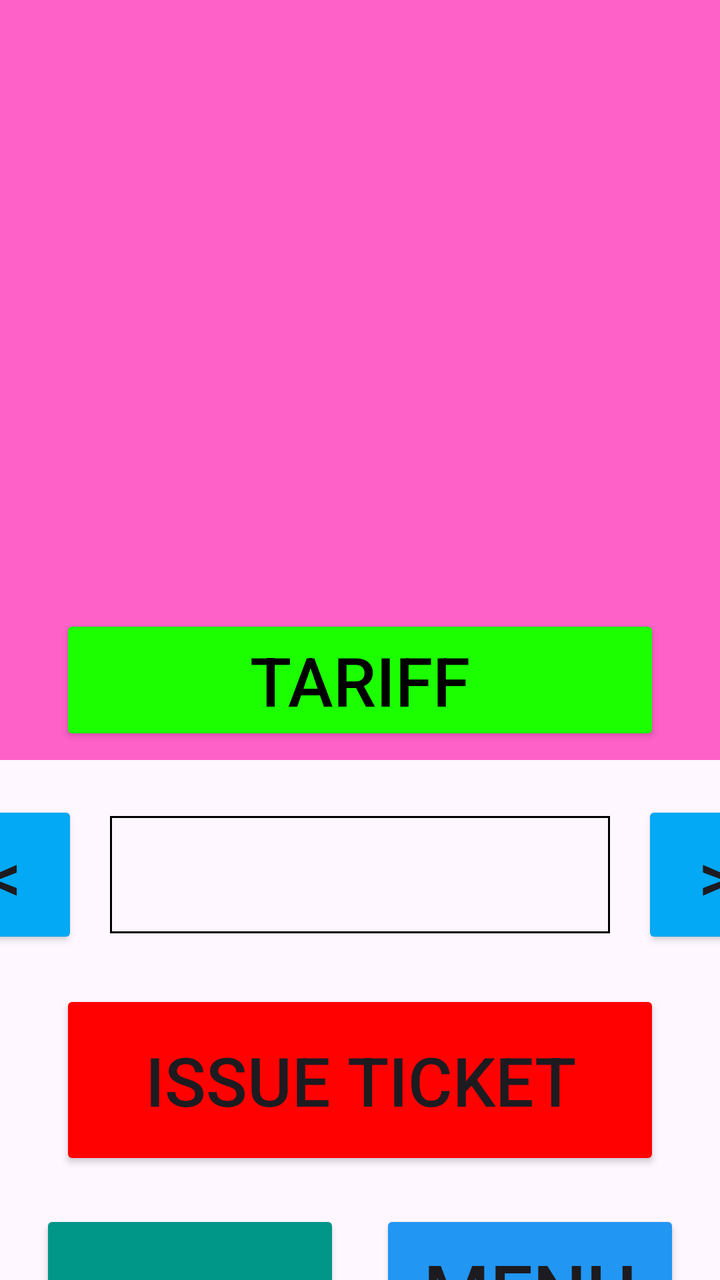
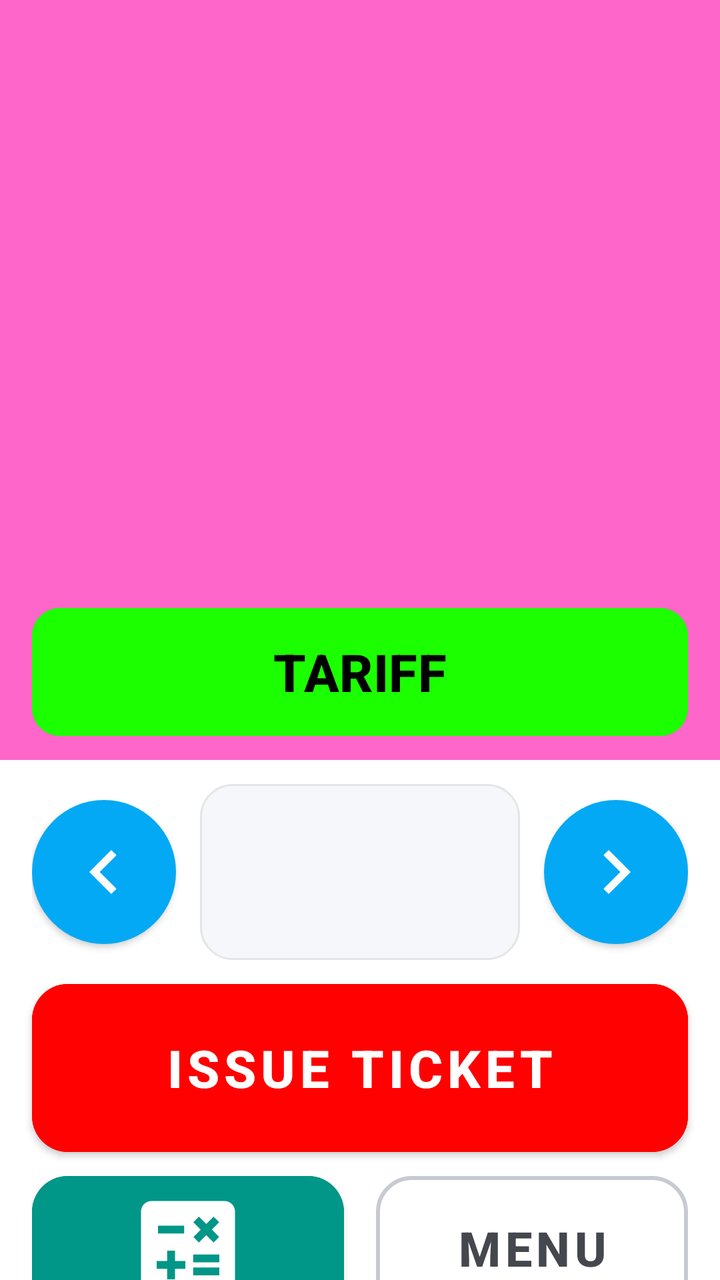

Two renders of the same Android screen: before a commit and after it. Below are the layout's source before the change and the commit's diff.
<!-- AndroidManifest.xml: application theme Theme.BusTicketPOS -->
<!-- res/layout/fragment_children_ticket.xml -->
<?xml version="1.0" encoding="utf-8"?>
<LinearLayout xmlns:android="http://schemas.android.com/apk/res/android"
    xmlns:app="http://schemas.android.com/apk/res-auto"
    xmlns:tools="http://schemas.android.com/tools"
    android:layout_width="match_parent"
    android:layout_height="match_parent"
    android:orientation="vertical" >

    <LinearLayout
        android:layout_width="match_parent"
        android:layout_height="300dp"
        android:background="#9AFF02A6"
        android:orientation="vertical">

        <LinearLayout
            android:id="@+id/fare_row1"
            android:layout_width="match_parent"
            android:layout_height="100dp"
            android:gravity="center"
            android:orientation="horizontal"
            android:paddingTop="20dp">

        </LinearLayout>

        <LinearLayout
            android:id="@+id/fare_row2"
            android:layout_width="match_parent"
            android:layout_height="100dp"
            android:gravity="center"
            android:orientation="horizontal"
            android:paddingTop="10dp">

        </LinearLayout>

        <LinearLayout
            android:id="@+id/fare_row3"
            android:layout_width="match_parent"
            android:layout_height="100dp"
            android:gravity="center"
            android:orientation="horizontal"
            android:paddingTop="10dp">

        </LinearLayout>

    </LinearLayout>

    <LinearLayout
        android:layout_width="match_parent"
        android:layout_height="80dp"
        android:background="#9AFF02A6"
        android:gravity="center_horizontal|center_vertical"
        android:orientation="vertical">

        <Button
            android:id="@+id/btn_see_tariffs"
            android:layout_width="match_parent"
            android:layout_height="wrap_content"
            android:layout_marginLeft="30dp"
            android:layout_marginRight="30dp"
            android:backgroundTint="#1bff00"
            android:text="TARIFF"
            android:textColor="#000000"
            android:textSize="34sp"
            app:cornerRadius="0dp" />
    </LinearLayout>

    <LinearLayout
        android:id="@+id/stage_selector"
        android:layout_width="match_parent"
        android:layout_height="115dp"
        android:gravity="center"
        android:orientation="horizontal">

        <Button
            android:id="@+id/button_left"
            android:layout_width="74dp"
            android:layout_height="74dp"
            android:backgroundTint="#03A9F4"
            android:paddingLeft="0dp"
            android:paddingTop="0dp"
            android:paddingRight="0dp"
            android:paddingBottom="0dp"
            android:text="@string/left"
            android:textSize="34sp"
            app:cornerRadius="0dp"
            app:layout_constraintStart_toStartOf="parent"
            app:layout_constraintTop_toTopOf="parent" />

        <TextView
            android:id="@+id/view_stage"
            android:layout_width="250dp"
            android:layout_height="wrap_content"
            android:layout_marginHorizontal="16dp"
            android:background="@drawable/textview_border"
            android:ellipsize="end"
            android:gravity="center"
            android:singleLine="true"
            android:textColor="#000000"
            android:textSize="38sp"
            app:layout_constraintEnd_toStartOf="@id/button_right"
            app:layout_constraintStart_toEndOf="@id/button_left"
            app:layout_constraintTop_toTopOf="parent" />

        <Button
            android:id="@+id/button_right"
            android:layout_width="74dp"
            android:layout_height="74dp"
            android:backgroundTint="#03A9F4"
            android:paddingLeft="0dp"
            android:paddingTop="0dp"
            android:paddingRight="0dp"
            android:paddingBottom="0dp"
            android:text="@string/right"
            android:textSize="34sp"
            app:cornerRadius="0dp"
            app:layout_constraintEnd_toEndOf="parent"
            app:layout_constraintTop_toTopOf="parent" />


    </LinearLayout>

    <LinearLayout
        android:layout_width="match_parent"
        android:layout_height="wrap_content"
        android:gravity="center_vertical"
        android:orientation="vertical">

        <Button
            android:id="@+id/btn_print"
            android:layout_width="match_parent"
            android:layout_height="90dp"
            android:layout_marginLeft="30dp"
            android:layout_marginRight="30dp"
            android:layout_marginBottom="20dp"
            android:backgroundTint="#FF0101"
            android:text="ISSUE TICKET"
            android:textSize="34sp"
            app:cornerRadius="0dp" />

        <LinearLayout
            android:layout_width="match_parent"
            android:layout_height="wrap_content"
            android:orientation="horizontal"
            android:paddingLeft="20dp"
            android:paddingRight="20dp">

            <Button
                android:id="@+id/btn_calculator"
                android:layout_width="0dp"
                android:layout_height="80dp"
                android:layout_marginRight="10dp"
                android:layout_weight="1"
                android:backgroundTint="#009688"
                android:contentDescription="Calculator"
                android:text=""
                android:textSize="38sp"
                app:cornerRadius="0dp"
                app:icon="@drawable/calculator_icon_foreground"
                app:iconGravity="textStart"
                app:iconPadding="0dp"
                app:iconSize="120sp" />

            <Button
                android:id="@+id/btn_menu"
                android:layout_width="0dp"
                android:layout_height="80dp"
                android:layout_marginLeft="10dp"
                android:layout_weight="1"
                android:backgroundTint="#2196F3"
                android:text="@string/str_menu"
                android:textSize="38sp"
                app:cornerRadius="0dp"
                app:iconPadding="0dp" />

        </LinearLayout>

    </LinearLayout>

    <LinearLayout
        android:layout_width="match_parent"
        android:layout_height="50dp"
        android:layout_marginTop="15dp"
        android:orientation="horizontal">

        <TextView
            android:id="@+id/total_amount"
            android:layout_width="wrap_content"
            android:layout_height="match_parent"
            android:layout_weight="1"
            android:text="Rs XXXX"
            android:textAlignment="center"
            android:textColor="#000000"
            android:textSize="35sp"
            android:textStyle="bold" />

        <ImageButton
            android:id="@+id/btn_view_amount"
            android:layout_width="100dp"
            android:layout_height="match_parent"
            android:backgroundTint="#00FFFFFF"
            android:contentDescription="Amount Visibility"
            android:padding="0dp"
            android:paddingHorizontal="0dp"
            android:paddingVertical="0dp"
            android:paddingStart="0dp"
            android:paddingLeft="0dp"
            android:paddingTop="0dp"
            android:paddingEnd="0dp"
            android:paddingRight="0dp"
            android:paddingBottom="0dp"
            android:scaleType="fitCenter"
            app:srcCompat="@drawable/baseline_remove_red_eye_24_black" />

    </LinearLayout>

</LinearLayout>
<!-- resources referenced by this layout -->
<resources>
  <!-- drawable textview_border (drawable) -->
  <?xml version="1.0" encoding="utf-8"?>
  <shape xmlns:android="http://schemas.android.com/apk/res/android"
      android:shape="rectangle">
  
      
      <solid android:color="@android:color/transparent" />
  
      
      <stroke
          android:width="1dp"
          android:color="@android:color/black" />
  
      
      <padding
          android:left="4dp"
          android:top="4dp"
          android:right="4dp"
          android:bottom="4dp" />
  </shape>
  <string name="left">&lt;</string>
  <string name="right">&gt;</string>
  <string name="str_menu">Menu</string>
  <!-- unchanged entries left out for length: 9 -->
</resources>

<!-- the commit's change to res/layout/fragment_children_ticket.xml (unified diff, before → after) -->
@@ -1,16 +1,21 @@
 <?xml version="1.0" encoding="utf-8"?>
 <LinearLayout xmlns:android="http://schemas.android.com/apk/res/android"
     xmlns:app="http://schemas.android.com/apk/res-auto"
-    xmlns:tools="http://schemas.android.com/tools"
     android:layout_width="match_parent"
     android:layout_height="match_parent"
-    android:orientation="vertical" >
+    android:background="@color/ui_surface"
+    android:orientation="vertical">
 
+    
     <LinearLayout
         android:layout_width="match_parent"
-        android:layout_height="300dp"
-        android:background="#9AFF02A6"
-        android:orientation="vertical">
+        android:layout_height="wrap_content"
+        android:layout_marginStart="0dp"
+        android:layout_marginTop="0dp"
+        android:layout_marginEnd="0dp"
+        android:background="@drawable/bg_fare_panel_child"
+        android:orientation="vertical"
+        android:paddingBottom="12dp">
 
         <LinearLayout
             android:id="@+id/fare_row1"
@@ -18,9 +23,7 @@
             android:layout_height="100dp"
             android:gravity="center"
             android:orientation="horizontal"
-            android:paddingTop="20dp">
-
-        </LinearLayout>
+            android:paddingTop="12dp" />
 
         <LinearLayout
             android:id="@+id/fare_row2"
@@ -28,9 +31,7 @@
             android:layout_height="100dp"
             android:gravity="center"
             android:orientation="horizontal"
-            android:paddingTop="10dp">
-
-        </LinearLayout>
+            android:paddingTop="10dp" />
 
         <LinearLayout
             android:id="@+id/fare_row3"
@@ -38,179 +39,137 @@
             android:layout_height="100dp"
             android:gravity="center"
             android:orientation="horizontal"
-            android:paddingTop="10dp">
+            android:paddingTop="10dp" />
 
-        </LinearLayout>
-
+        <com.google.android.material.button.MaterialButton
+            android:id="@+id/btn_see_tariffs"
+            android:layout_width="match_parent"
+            android:layout_height="64dp"
+            android:layout_marginStart="16dp"
+            android:layout_marginTop="4dp"
+            android:layout_marginEnd="16dp"
+            android:backgroundTint="#1bff00"
+            android:insetTop="0dp"
+            android:insetBottom="0dp"
+            android:text="@string/tariff"
+            android:textColor="#000000"
+            android:textSize="@dimen/ui_text_tile"
+            android:textStyle="bold"
+            app:cornerRadius="14dp" />
     </LinearLayout>
 
-    <LinearLayout
-        android:layout_width="match_parent"
-        android:layout_height="80dp"
-        android:background="#9AFF02A6"
-        android:gravity="center_horizontal|center_vertical"
-        android:orientation="vertical">
-
-        <Button
-            android:id="@+id/btn_see_tariffs"
-            android:layout_width="match_parent"
-            android:layout_height="wrap_content"
-            android:layout_marginLeft="30dp"
-            android:layout_marginRight="30dp"
-            android:backgroundTint="#1bff00"
-            android:text="TARIFF"
-            android:textColor="#000000"
-            android:textSize="34sp"
-            app:cornerRadius="0dp" />
-    </LinearLayout>
-
+    
     <LinearLayout
         android:id="@+id/stage_selector"
         android:layout_width="match_parent"
-        android:layout_height="115dp"
-        android:gravity="center"
-        android:orientation="horizontal">
+        android:layout_height="wrap_content"
+        android:layout_marginTop="12dp"
+        android:gravity="center_vertical"
+        android:orientation="horizontal"
+        android:paddingStart="16dp"
+        android:paddingEnd="16dp">
 
-        <Button
+        <com.google.android.material.button.MaterialButton
             android:id="@+id/button_left"
-            android:layout_width="74dp"
-            android:layout_height="74dp"
-            android:backgroundTint="#03A9F4"
-            android:paddingLeft="0dp"
-            android:paddingTop="0dp"
-            android:paddingRight="0dp"
-            android:paddingBottom="0dp"
-            android:text="@string/left"
-            android:textSize="34sp"
-            app:cornerRadius="0dp"
-            app:layout_constraintStart_toStartOf="parent"
-            app:layout_constraintTop_toTopOf="parent" />
+            style="@style/FlowArrowButton"
+            android:contentDescription="Previous stage"
+            app:icon="@drawable/ic_chevron_left_24" />
 
         <TextView
             android:id="@+id/view_stage"
-            android:layout_width="250dp"
-            android:layout_height="wrap_content"
-            android:layout_marginHorizontal="16dp"
-            android:background="@drawable/textview_border"
-            android:ellipsize="end"
-            android:gravity="center"
-            android:singleLine="true"
-            android:textColor="#000000"
-            android:textSize="38sp"
-            app:layout_constraintEnd_toStartOf="@id/button_right"
-            app:layout_constraintStart_toEndOf="@id/button_left"
-            app:layout_constraintTop_toTopOf="parent" />
+            style="@style/FlowValueBox" />
 
-        <Button
+        <com.google.android.material.button.MaterialButton
             android:id="@+id/button_right"
-            android:layout_width="74dp"
-            android:layout_height="74dp"
-            android:backgroundTint="#03A9F4"
-            android:paddingLeft="0dp"
-            android:paddingTop="0dp"
-            android:paddingRight="0dp"
-            android:paddingBottom="0dp"
-            android:text="@string/right"
-            android:textSize="34sp"
-            app:cornerRadius="0dp"
-            app:layout_constraintEnd_toEndOf="parent"
-            app:layout_constraintTop_toTopOf="parent" />
+            style="@style/FlowArrowButton"
+            android:contentDescription="Next stage"
+            app:icon="@drawable/ic_chevron_right_24" />
+    </LinearLayout>
 
-
-    </LinearLayout>
+    <com.google.android.material.button.MaterialButton
+        android:id="@+id/btn_print"
+        style="@style/FlowPrimaryButton"
+        android:layout_height="84dp"
+        android:layout_marginStart="16dp"
+        android:layout_marginTop="12dp"
+        android:layout_marginEnd="16dp"
+        android:backgroundTint="#FF0101"
+        android:text="@string/issue_ticket"
+        android:textSize="@dimen/ui_text_tile" />
 
     <LinearLayout
         android:layout_width="match_parent"
         android:layout_height="wrap_content"
-        android:gravity="center_vertical"
-        android:orientation="vertical">
+        android:layout_marginTop="12dp"
+        android:orientation="horizontal"
+        android:paddingStart="16dp"
+        android:paddingEnd="16dp">
 
-        <Button
-            android:id="@+id/btn_print"
-            android:layout_width="match_parent"
-            android:layout_height="90dp"
-            android:layout_marginLeft="30dp"
-            android:layout_marginRight="30dp"
-            android:layout_marginBottom="20dp"
-            android:backgroundTint="#FF0101"
-            android:text="ISSUE TICKET"
-            android:textSize="34sp"
-            app:cornerRadius="0dp" />
+        <com.google.android.material.button.MaterialButton
+            android:id="@+id/btn_calculator"
+            style="@style/FlowPrimaryButton"
+            android:layout_width="0dp"
+            android:layout_height="72dp"
+            android:layout_marginEnd="8dp"
+            android:layout_weight="1"
+            android:backgroundTint="#009688"
+            android:contentDescription="Calculator"
+            android:text=""
+            app:icon="@drawable/calculator_icon_foreground"
+            app:iconGravity="textStart"
+            app:iconPadding="0dp"
+            app:iconSize="108dp" />
 
-        <LinearLayout
-            android:layout_width="match_parent"
-            android:layout_height="wrap_content"
-            android:orientation="horizontal"
-            android:paddingLeft="20dp"
-            android:paddingRight="20dp">
-
-            <Button
-                android:id="@+id/btn_calculator"
-                android:layout_width="0dp"
-                android:layout_height="80dp"
-                android:layout_marginRight="10dp"
-                android:layout_weight="1"
-                android:backgroundTint="#009688"
-                android:contentDescription="Calculator"
-                android:text=""
-                android:textSize="38sp"
-                app:cornerRadius="0dp"
-                app:icon="@drawable/calculator_icon_foreground"
-                app:iconGravity="textStart"
-                app:iconPadding="0dp"
-                app:iconSize="120sp" />
-
-            <Button
-                android:id="@+id/btn_menu"
-                android:layout_width="0dp"
-                android:layout_height="80dp"
-                android:layout_marginLeft="10dp"
-                android:layout_weight="1"
-                android:backgroundTint="#2196F3"
-                android:text="@string/str_menu"
-                android:textSize="38sp"
-                app:cornerRadius="0dp"
-                app:iconPadding="0dp" />
-
-        </LinearLayout>
-
+        <com.google.android.material.button.MaterialButton
+            android:id="@+id/btn_menu"
+            style="@style/FlowSecondaryButton"
+            android:layout_width="0dp"
+            android:layout_height="72dp"
+            android:layout_marginStart="8dp"
+            android:layout_weight="1"
+            android:text="MENU" />
     </LinearLayout>
 
+    
     <LinearLayout
         android:layout_width="match_parent"
-        android:layout_height="50dp"
-        android:layout_marginTop="15dp"
-        android:orientation="horizontal">
+        android:layout_height="60dp"
+        android:layout_marginStart="16dp"
+        android:layout_marginTop="12dp"
+        android:layout_marginEnd="16dp"
+        android:background="@drawable/bg_status_card"
+        android:gravity="center_vertical"
+        android:orientation="horizontal"
+        android:paddingStart="16dp"
+        android:paddingEnd="4dp">
+
+        <TextView
+            android:layout_width="wrap_content"
+            android:layout_height="wrap_content"
+            android:text="Shift total"
+            android:textColor="@color/ui_text_secondary"
+            android:textSize="@dimen/ui_text_subtitle" />
 
         <TextView
             android:id="@+id/total_amount"
-            android:layout_width="wrap_content"
-            android:layout_height="match_parent"
+            android:layout_width="0dp"
+            android:layout_height="wrap_content"
             android:layout_weight="1"
-            android:text="Rs XXXX"
-            android:textAlignment="center"
-            android:textColor="#000000"
-            android:textSize="35sp"
+            android:gravity="center"
+            android:text="@string/hidden_amount"
+            android:textColor="@color/ui_text_primary"
+            android:textSize="@dimen/ui_text_tile"
             android:textStyle="bold" />
 
         <ImageButton
             android:id="@+id/btn_view_amount"
-            android:layout_width="100dp"
+            android:layout_width="64dp"
             android:layout_height="match_parent"
-            android:backgroundTint="#00FFFFFF"
-            android:contentDescription="Amount Visibility"
-            android:padding="0dp"
-            android:paddingHorizontal="0dp"
-            android:paddingVertical="0dp"
-            android:paddingStart="0dp"
-            android:paddingLeft="0dp"
-            android:paddingTop="0dp"
-            android:paddingEnd="0dp"
-            android:paddingRight="0dp"
-            android:paddingBottom="0dp"
+            android:background="@android:color/transparent"
+            android:contentDescription="@string/amount_visibility"
+            android:padding="12dp"
             android:scaleType="fitCenter"
             app:srcCompat="@drawable/baseline_remove_red_eye_24_black" />
-
     </LinearLayout>
 
 </LinearLayout>
<!-- resource entries referenced after the edit -->
@@ -1,28 +1,114 @@
 <!-- resources referenced by this layout -->
 <resources>
-  <!-- drawable textview_border (drawable) -->
+  <color name="ui_surface">#FFFFFF</color>
+  <color name="ui_text_primary">#1A1C1E</color>
+  <color name="ui_text_secondary">#6B6F76</color>
+  <dimen name="ui_text_subtitle">16sp</dimen>
+  <dimen name="ui_text_tile">26sp</dimen>
+  <!-- drawable bg_fare_panel_child (drawable) -->
   <?xml version="1.0" encoding="utf-8"?>
   <shape xmlns:android="http://schemas.android.com/apk/res/android"
       android:shape="rectangle">
-  
-      
-      <solid android:color="@android:color/transparent" />
-  
-      
+      <solid android:color="@color/child_tab_selected_bg" />
+      />
+  </shape>
+  <!-- drawable bg_status_card (drawable) -->
+  <?xml version="1.0" encoding="utf-8"?>
+  <shape xmlns:android="http://schemas.android.com/apk/res/android"
+      android:shape="rectangle">
+      <solid android:color="#F5F7FA" />
       <stroke
           android:width="1dp"
-          android:color="@android:color/black" />
-  
-      
-      <padding
-          android:left="4dp"
-          android:top="4dp"
-          android:right="4dp"
-          android:bottom="4dp" />
+          android:color="#E3E5EA" />
+      <corners android:radius="16dp" />
   </shape>
-  <string name="left">&lt;</string>
-  <string name="right">&gt;</string>
-  <string name="str_menu">Menu</string>
+  <!-- drawable ic_chevron_left_24 (drawable) -->
+  <vector xmlns:android="http://schemas.android.com/apk/res/android"
+      android:width="24dp"
+      android:height="24dp"
+      android:tint="?attr/colorControlNormal"
+      android:viewportWidth="24"
+      android:viewportHeight="24">
+      <path
+          android:fillColor="@android:color/white"
+          android:pathData="M15.41,7.41L14,6l-6,6 6,6 1.41,-1.41L10.83,12z" />
+  </vector>
+  <!-- drawable ic_chevron_right_24 (drawable) -->
+  <vector xmlns:android="http://schemas.android.com/apk/res/android"
+      android:width="24dp"
+      android:height="24dp"
+      android:tint="?attr/colorControlNormal"
+      android:viewportWidth="24"
+      android:viewportHeight="24">
+      <path
+          android:fillColor="@android:color/white"
+          android:pathData="M10,6L8.59,7.41 13.17,12l-4.58,4.59L10,18l6,-6z" />
+  </vector>
+  <string name="amount_visibility">Amount Visibility</string>
+  <string name="hidden_amount">Rs XXXX</string>
+  <string name="issue_ticket">ISSUE TICKET</string>
+  <string name="tariff">TARIFF</string>
+  <style name="FlowArrowButton" parent="Widget.MaterialComponents.Button">
+          <item name="android:layout_width">72dp</item>
+          <item name="android:layout_height">72dp</item>
+          <item name="android:insetTop">0dp</item>
+          <item name="android:insetBottom">0dp</item>
+          <item name="android:padding">0dp</item>
+          <item name="android:minWidth">0dp</item>
+          <item name="backgroundTint">@color/flow_arrow_tint</item>
+          <item name="cornerRadius">36dp</item>
+          <item name="iconSize">44dp</item>
+          <item name="iconPadding">0dp</item>
+          <item name="iconGravity">textStart</item>
+          <item name="iconTint">#FFFFFF</item>
+      </style>
+  <style name="FlowPrimaryButton" parent="Widget.MaterialComponents.Button">
+          <item name="android:layout_width">match_parent</item>
+          <item name="android:layout_height">@dimen/ui_button_height</item>
+          <item name="android:insetTop">0dp</item>
+          <item name="android:insetBottom">0dp</item>
+          <item name="android:textAllCaps">false</item>
+          <item name="android:textColor">@color/ui_surface</item>
+          <item name="android:textSize">@dimen/ui_text_button</item>
+          <item name="android:textStyle">bold</item>
+          <item name="android:elevation">3dp</item>
+          <item name="cornerRadius">@dimen/ui_corner</item>
+      </style>
+  <style name="FlowSecondaryButton" parent="Widget.MaterialComponents.Button.OutlinedButton">
+          <item name="android:layout_width">match_parent</item>
+          <item name="android:layout_height">@dimen/ui_button_height</item>
+          <item name="android:insetTop">0dp</item>
+          <item name="android:insetBottom">0dp</item>
+          <item name="android:textAllCaps">false</item>
+          <item name="android:textColor">@color/ui_text_body</item>
+          <item name="android:textSize">@dimen/ui_text_button</item>
+          <item name="android:textStyle">bold</item>
+          <item name="strokeColor">@color/ui_border_strong</item>
+          <item name="strokeWidth">2dp</item>
+          <item name="cornerRadius">@dimen/ui_corner</item>
+      </style>
+  <style name="FlowValueBox">
+          <item name="android:layout_width">0dp</item>
+          <item name="android:layout_height">88dp</item>
+          <item name="android:layout_weight">1</item>
+          <item name="android:layout_marginStart">12dp</item>
+          <item name="android:layout_marginEnd">12dp</item>
+          <item name="android:background">@drawable/bg_status_card</item>
+          <item name="android:ellipsize">end</item>
+          <item name="android:gravity">center</item>
+          <item name="android:paddingStart">8dp</item>
+          <item name="android:paddingEnd">8dp</item>
+          <item name="android:singleLine">true</item>
+          <item name="android:textColor">#1A1C1E</item>
+          <item name="android:textSize">32sp</item>
+          <item name="android:textStyle">bold</item>
+      </style>
+  <color name="child_tab_selected_bg">#9AFF02A6</color>
+  <dimen name="ui_button_height">76dp</dimen>
+  <dimen name="ui_text_button">24sp</dimen>
+  <dimen name="ui_corner">18dp</dimen>
+  <color name="ui_text_body">#44474E</color>
+  <color name="ui_border_strong">#C7CAD1</color>
   <!-- unchanged entries left out for length: 9 -->
 </resources>
 
